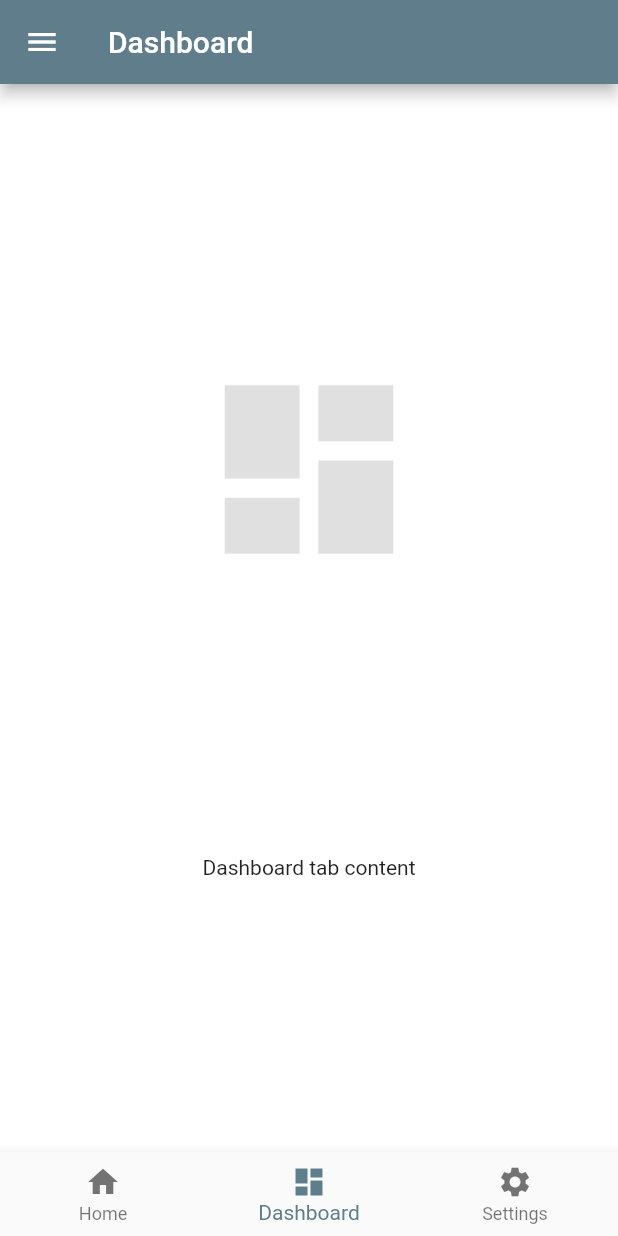
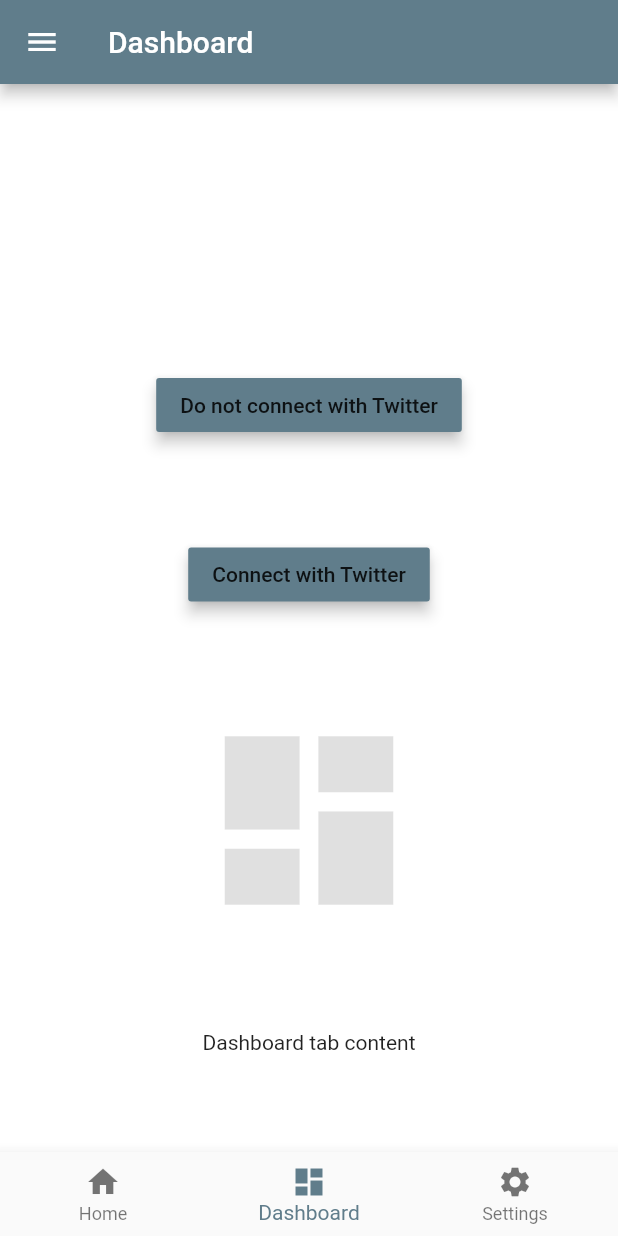
Before and after one commit to aronsai/2018-Gothenburg-FierceMob, a Flutter app: the screen it shows after launch, swiped to page 2, on a phone screen of 412 x 824 dp. Run offline on Flutter 3.47's test engine with Material 2 defaults, Android fonts, the phone set to English and light mode, and no system bars.

Commit message:
I made nice buttons

```diff
--- a/lib/tabs/dashboard.dart
+++ b/lib/tabs/dashboard.dart
@@ -3,10 +3,39 @@ import 'package:flutter/material.dart';
 class Dashboard extends StatelessWidget {
   @override
   Widget build(BuildContext context) => new Container(
+
     child: new Column(
       crossAxisAlignment: CrossAxisAlignment.center,
       mainAxisAlignment: MainAxisAlignment.spaceEvenly,
       children: <Widget>[
+        new MaterialButton(
+            minWidth: 90.0,
+            height: 60.0,
+
+            color: Colors.orange,
+            onPressed: null
+        ),
+
+
+        new RaisedButton(
+          child: const Text('Do not connect with Twitter'),
+          color: Theme.of(context).accentColor,
+          elevation: 4.0,
+          splashColor: Colors.orange,
+          onPressed: () {
+            // Perform some action
+          },
+        ),
+
+        new RaisedButton(
+          child: const Text('Connect with Twitter'),
+          color: Theme.of(context).accentColor,
+          elevation: 4.0,
+          splashColor: Colors.blueGrey,
+          onPressed: () {
+            // Perform some action
+          },
+        ),
         new Icon(
           Icons.dashboard,
           size: 150.0,
--- a/lib/tabs/home.dart
+++ b/lib/tabs/home.dart
@@ -7,6 +7,7 @@ class Home extends StatelessWidget {
       crossAxisAlignment: CrossAxisAlignment.center,
       mainAxisAlignment: MainAxisAlignment.spaceEvenly,
       children: <Widget>[
+
         new Icon(
           Icons.home,
           size: 150.0,
```
